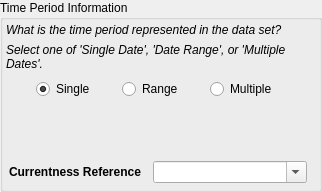
First picture: the form in pymdwizard/gui/ui_files/timeperd.ui, repository DOI-USGS/fort-pymdwizard, before the edit.
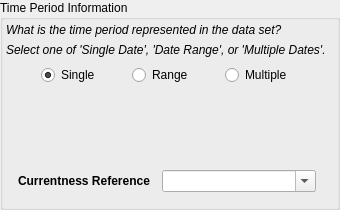
Second picture: the form after the edit. The open tabs and pages were chosen to show the change.

Commit message: Update timeperd to new RepeatingElement API

Diff of the .ui file:
```diff
--- a/pymdwizard/gui/ui_files/timeperd.ui
+++ b/pymdwizard/gui/ui_files/timeperd.ui
@@ -7,7 +7,7 @@
     <x>0</x>
     <y>0</y>
     <width>312</width>
-    <height>192</height>
+    <height>210</height>
    </rect>
   </property>
   <property name="windowTitle">
@@ -289,6 +289,10 @@
             </widget>
            </item>
            <item>
+            <widget class="QFrame" name="">
+             <property name="whatsThis">
+              <string>&lt;html&gt;&lt;head/&gt;&lt;body&gt;&lt;p&gt;Currentness Reference &amp;lt;FGDC shortname: adjfl;ksdjf&amp;gt;&lt;/p&gt;&lt;p&gt;&lt;br/&gt;&lt;/p&gt;&lt;p&gt;The blah blah blah&lt;/p&gt;&lt;/body&gt;&lt;/html&gt;</string>
+             </property>
             <layout class="QHBoxLayout" name="horizontalLayout">
              <property name="spacing">
               <number>12</number>
@@ -359,6 +363,7 @@
               </widget>
              </item>
             </layout>
+            </widget>
            </item>
           </layout>
          </widget>
```
Left out of the diff: 8 changed lines with no effect on the pictures. Lines whose indentation alone changed are shown as unchanged. The commit also changes 1 other file.
